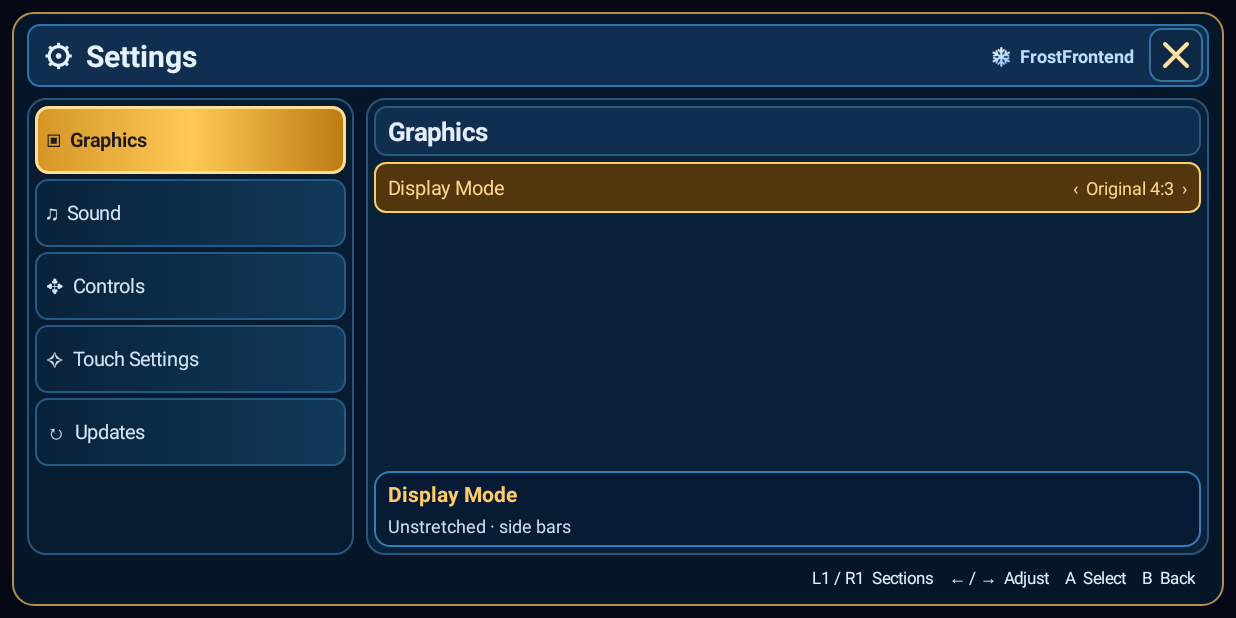
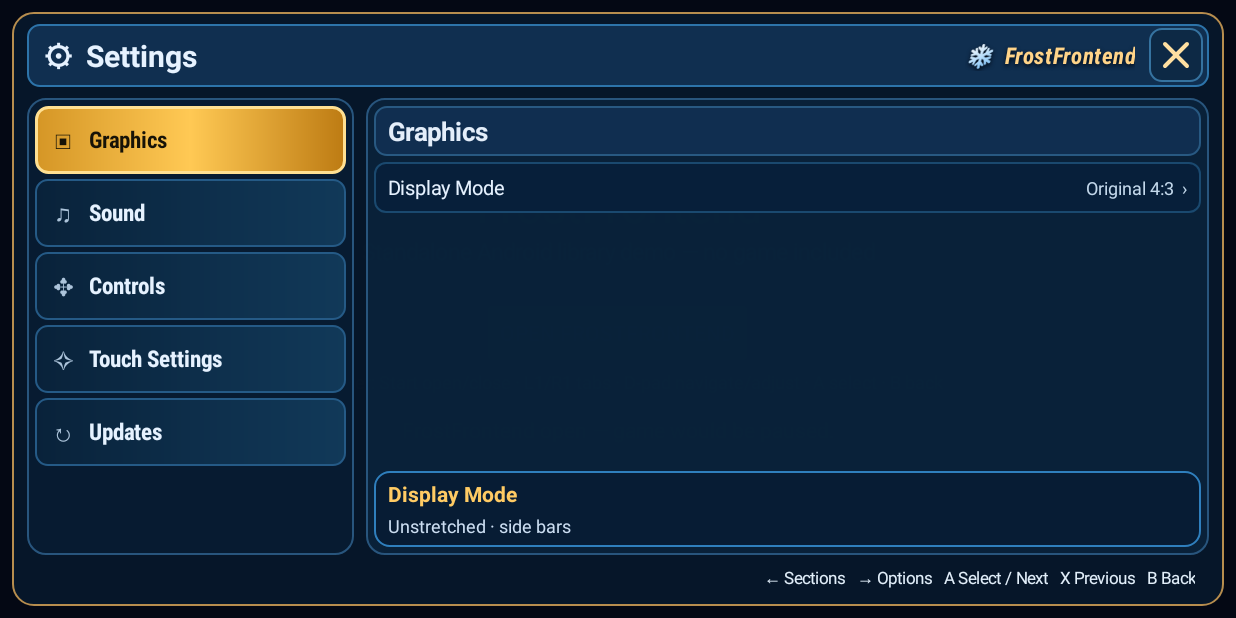
Before and after one commit to Frostie77/FrostFrontend, an Android app: the screen it shows after launch (DemoActivity), after a tap on "OPEN FROSTFRONTEND", on a phone screen of 824 x 412 dp (held sideways). Run offline under Robolectric (Android 15) with nearby library versions, the phone set to English and light mode, and no system bars.

Commit message:
Navigate the settings sidebar with D-pad or left stick

```diff
--- a/frostfrontend/src/main/java/io/github/frostfrontend/FrostFrontendView.java
+++ b/frostfrontend/src/main/java/io/github/frostfrontend/FrostFrontendView.java
@@ -2,6 +2,7 @@ package io.github.frostfrontend;
 
 import android.content.Context;
 import android.graphics.Canvas;
+import android.os.Build;
 import android.graphics.Paint;
 import android.graphics.Path;
 import android.graphics.Rect;
@@ -197,6 +198,7 @@ public final class FrostFrontendView extends FrameLayout {
     private int tabIndex;
     private int selectedRow;
     private int menuAxisLatch;
+    private boolean sectionsFocused;
     private boolean isOpen;
     private boolean mappingMode;
     public interface BackListener { boolean onBackRequested(); }
@@ -299,6 +301,7 @@ public final class FrostFrontendView extends FrameLayout {
     public void open() {
         if (isOpen || tabs.isEmpty()) return;
         isOpen = true;
+        sectionsFocused = true;
         menuAxisLatch = 0;
         setVisibility(VISIBLE);
         resizePanel();
@@ -409,15 +412,39 @@ public final class FrostFrontendView extends FrameLayout {
             return true;
         }
 
-        float y = event.getAxisValue(MotionEvent.AXIS_Y);
-        int direction = y > 0.68f ? 1 : y < -0.68f ? -1 : 0;
-        if (direction == 0) {
-            if (Math.abs(y) < 0.28f) menuAxisLatch = 0;
-        } else if (menuAxisLatch == 0) {
-            menuAxisLatch = direction;
-            changeSelection(direction);
+        // Controllers can report the D-pad as hat axes instead of key events.
+        float x = event.getAxisValue(MotionEvent.AXIS_HAT_X);
+        float y = event.getAxisValue(MotionEvent.AXIS_HAT_Y);
+        if (x == 0f && y == 0f) {
+            x = event.getAxisValue(MotionEvent.AXIS_X);
+            y = event.getAxisValue(MotionEvent.AXIS_Y);
+        }
+        float magnitude = Math.max(Math.abs(x), Math.abs(y));
+        if (magnitude < 0.28f) {
+            menuAxisLatch = 0;
+        } else if (magnitude > 0.65f && menuAxisLatch == 0) {
+            menuAxisLatch = 1;
+            if (Math.abs(x) > Math.abs(y)) moveHorizontal(x > 0f ? 1 : -1);
+            else moveVertical(y > 0f ? 1 : -1);
         }
         return true;
+    }
+
+    private void moveVertical(int direction) {
+        if (sectionsFocused) changeTab(direction);
+        else changeSelection(direction);
+    }
+
+    private void moveHorizontal(int direction) {
+        if (direction < 0) focusSections(true);
+        else focusSections(false);
+    }
+
+    private void focusSections(boolean focused) {
+        if (sectionsFocused == focused) return;
+        sectionsFocused = focused;
+        renderTabs();
+        updateSelection();
     }
 
     private void completeButtonCapture(int code) {
@@ -484,25 +511,29 @@ public final class FrostFrontendView extends FrameLayout {
                 changeTab(1);
                 break;
             case KeyEvent.KEYCODE_DPAD_UP:
-                changeSelection(-1);
+                moveVertical(-1);
                 break;
             case KeyEvent.KEYCODE_DPAD_DOWN:
-                changeSelection(1);
+                moveVertical(1);
                 break;
             case KeyEvent.KEYCODE_BUTTON_A:
             case KeyEvent.KEYCODE_DPAD_CENTER:
             case KeyEvent.KEYCODE_ENTER:
-                activateSelection();
+                if (sectionsFocused) focusSections(false);
+                else activateSelection();
                 break;
             case KeyEvent.KEYCODE_BUTTON_B:
             case KeyEvent.KEYCODE_BACK:
                 back();
                 break;
             case KeyEvent.KEYCODE_DPAD_LEFT:
-                adjustSelection(-1);
+                moveHorizontal(-1);
                 break;
             case KeyEvent.KEYCODE_DPAD_RIGHT:
-                adjustSelection(1);
+                moveHorizontal(1);
+                break;
+            case KeyEvent.KEYCODE_BUTTON_X:
+                if (!sectionsFocused) adjustSelection(-1);
                 break;
             case KeyEvent.KEYCODE_BUTTON_START:
                 close();
@@ -519,6 +550,7 @@ public final class FrostFrontendView extends FrameLayout {
         setClickable(true);
         setFocusable(true);
         setFocusableInTouchMode(true);
+        if (Build.VERSION.SDK_INT >= Build.VERSION_CODES.O) setDefaultFocusHighlightEnabled(false);
         setContentDescription("FrostFrontend settings");
 
         panel = new LinearLayout(getContext());
@@ -547,9 +579,11 @@ public final class FrostFrontendView extends FrameLayout {
 
         TextView brand = new TextView(getContext());
         brand.setText("❄  FrostFrontend");
-        brand.setTextSize(12);
-        brand.setTypeface(Typeface.DEFAULT_BOLD);
-        brand.setTextColor(0xFFBDDFFF);
+        brand.setTextSize(15);
+        brand.setTypeface(Typeface.create("sans-serif-condensed", Typeface.BOLD_ITALIC));
+        brand.setLetterSpacing(0.035f);
+        brand.setTextColor(0xFFFFD489);
+        brand.setShadowLayer(dp(2), 0f, dp(1), 0xFF000A16);
         brand.setSingleLine(true);
         LinearLayout.LayoutParams brandParams = new LinearLayout.LayoutParams(-2, -2);
         brandParams.rightMargin = dp(9);
@@ -662,7 +696,7 @@ public final class FrostFrontendView extends FrameLayout {
                 new LinearLayout.LayoutParams(-1, -2));
 
         TextView controls = new TextView(getContext());
-        controls.setText("L1 / R1  Sections    ← / →  Adjust    A  Select    B  Back");
+        controls.setText("← Sections   → Options   A Select / Next   X Previous   B Back");
         controls.setTextSize(11);
         controls.setTextColor(0xFFE2EFFA);
         controls.setGravity(Gravity.CENTER_VERTICAL | Gravity.END);
@@ -699,22 +733,41 @@ public final class FrostFrontendView extends FrameLayout {
                 case "about": symbol = "☆"; break;
                 default: symbol = "•"; break;
             }
-            TextView tab = new TextView(getContext());
-            tab.setText(symbol + "  " + current.title);
-            tab.setTextSize(13);
-            tab.setPadding(dp(7), 0, dp(5), 0);
-            tab.setGravity(Gravity.CENTER_VERTICAL | Gravity.START);
-            tab.setTypeface(android.graphics.Typeface.DEFAULT,
-                    selected ? android.graphics.Typeface.BOLD : android.graphics.Typeface.NORMAL);
-            tab.setTextColor(selected ? 0xFF1A1A1A : 0xFFD3E4F4);
+            LinearLayout tab = new LinearLayout(getContext());
+            tab.setGravity(Gravity.CENTER_VERTICAL);
+            tab.setPadding(dp(7), 0, dp(6), 0);
+            if (Build.VERSION.SDK_INT >= Build.VERSION_CODES.O) tab.setDefaultFocusHighlightEnabled(false);
             tab.setBackground(navBackground(selected));
-            tab.setMaxLines(2);
-            tab.setIncludeFontPadding(false);
-            tab.setEllipsize(TextUtils.TruncateAt.END);
             tab.setContentDescription(current.title + " settings");
             tab.setOnClickListener(v -> {
-                if (captureListener == null && unmappedWarningLayer == null) selectTab(index);
+                if (captureListener == null && unmappedWarningLayer == null) {
+                    selectTab(index);
+                    focusSections(false);
+                }
             });
+
+            int color = selected && sectionsFocused ? 0xFF171307 : TEXT;
+            TextView icon = new TextView(getContext());
+            icon.setText(symbol);
+            icon.setGravity(Gravity.CENTER);
+            icon.setTextSize(16);
+            icon.setTextColor(selected ? (sectionsFocused ? color : GOLD) : SUBTLE);
+            icon.setImportantForAccessibility(IMPORTANT_FOR_ACCESSIBILITY_NO);
+            LinearLayout.LayoutParams iconParams = new LinearLayout.LayoutParams(dp(23), -2);
+            iconParams.rightMargin = dp(5);
+            tab.addView(icon, iconParams);
+
+            TextView label = new TextView(getContext());
+            label.setText(current.title);
+            label.setTextSize(15);
+            label.setTypeface(Typeface.create("sans-serif-condensed", Typeface.BOLD));
+            label.setTextColor(color);
+            label.setMaxLines(2);
+            label.setIncludeFontPadding(false);
+            label.setEllipsize(TextUtils.TruncateAt.END);
+            label.setGravity(Gravity.START | Gravity.CENTER_VERTICAL);
+            label.setImportantForAccessibility(IMPORTANT_FOR_ACCESSIBILITY_NO);
+            tab.addView(label, new LinearLayout.LayoutParams(0, -2, 1f));
             LinearLayout.LayoutParams params = new LinearLayout.LayoutParams(-1, tabHeight);
             params.bottomMargin = dp(3);
             tabStrip.addView(tab, params);
@@ -780,6 +833,7 @@ public final class FrostFrontendView extends FrameLayout {
             row.setOnClickListener(v -> {
                 if (captureListener != null || unmappedWarningLayer != null) return;
                 selectedRow = index;
+                focusSections(false);
                 updateSelection();
                 activateSelection();
             });
@@ -803,7 +857,6 @@ public final class FrostFrontendView extends FrameLayout {
             mappingMode = false;
             tabIndex = newIndex;
             selectedRow = 0;
-            menuAxisLatch = 0;
             scroll.scrollTo(0, 0);
             refresh();
         });
@@ -853,7 +906,7 @@ public final class FrostFrontendView extends FrameLayout {
             }
         }
         for (int i = 0; i < rowViews.size(); i++)
-            rowViews.get(i).setHighlighted(i == selectedRow);
+            rowViews.get(i).setHighlighted(!sectionsFocused && i == selectedRow);
         if (selectedRow < rowViews.size()) {
             View row = rowViews.get(selectedRow);
             scroll.post(() -> {
@@ -890,7 +943,7 @@ public final class FrostFrontendView extends FrameLayout {
     private GradientDrawable navBackground(boolean selected) {
         GradientDrawable drawable = new GradientDrawable(
             GradientDrawable.Orientation.LEFT_RIGHT,
-            selected ? new int[]{0xFFD59626, 0xFFFFC954, 0xFFBD7B13}
+            selected && sectionsFocused ? new int[]{0xFFD59626, 0xFFFFC954, 0xFFBD7B13}
                      : new int[]{0xFF09223A, 0xFF113959});
         drawable.setCornerRadius(dp(8));
         drawable.setStroke(dp(selected ? 2 : 1), selected ? 0xFFFFE092 : 0xFF255A86);
@@ -958,7 +1011,7 @@ public final class FrostFrontendView extends FrameLayout {
             addView(nameView, new LinearLayout.LayoutParams(0, -2, 3f));
 
             valueView = new TextView(getContext());
-            valueView.setText(adjustable && !item.value.isEmpty() ? "‹  " + item.value + "  ›" : item.value);
+            valueView.setText(adjustable && !item.value.isEmpty() ? item.value + "  ›" : item.value);
             valueView.setTextSize(12);
             valueView.setGravity(Gravity.END);
             valueView.setMaxLines(2);
```
